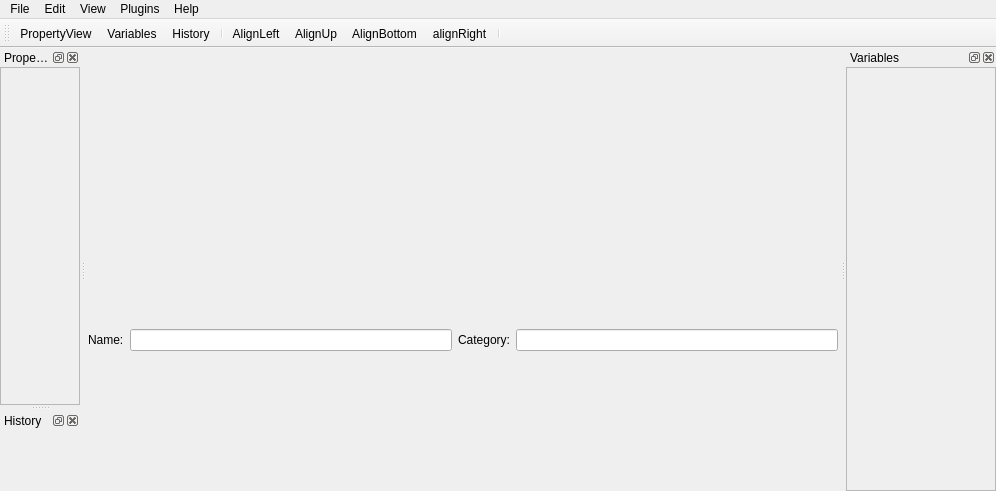
Old version of the form PyFlow/UI/Widgets/GraphEditor_ui.ui in the repository wonderworks-software/PyFlow.
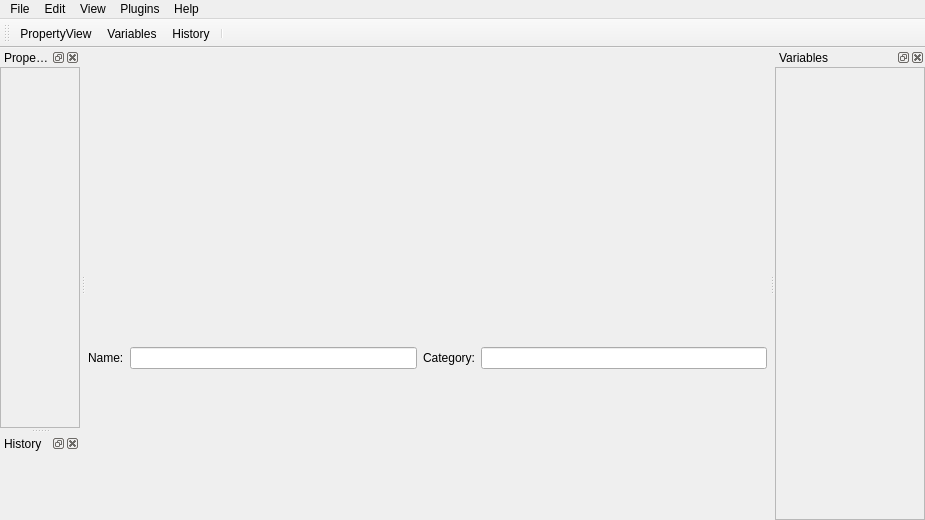
New version of the form. Icons and pictures are not drawn.

```diff
--- a/PyFlow/UI/Widgets/GraphEditor_ui.ui
+++ b/PyFlow/UI/Widgets/GraphEditor_ui.ui
@@ -9,8 +9,8 @@
    <rect>
     <x>0</x>
     <y>0</y>
-    <width>996</width>
-    <height>491</height>
+    <width>925</width>
+    <height>520</height>
    </rect>
   </property>
   <property name="windowTitle">
@@ -204,7 +204,7 @@
     <rect>
      <x>0</x>
      <y>0</y>
-     <width>996</width>
+     <width>925</width>
      <height>21</height>
     </rect>
    </property>
@@ -268,11 +268,6 @@
    <addaction name="actionVariables"/>
    <addaction name="actionHistory"/>
    <addaction name="separator"/>
-   <addaction name="actionAlignLeft"/>
-   <addaction name="actionAlignUp"/>
-   <addaction name="actionAlignBottom"/>
-   <addaction name="actionAlignRight"/>
-   <addaction name="separator"/>
   </widget>
   <widget class="QDockWidget" name="dockWidgetVariables">
    <property name="minimumSize">
@@ -321,7 +316,7 @@
           <x>0</x>
           <y>0</y>
           <width>148</width>
-          <height>412</height>
+          <height>441</height>
          </rect>
         </property>
         <property name="sizePolicy">
@@ -403,7 +398,7 @@
           <x>0</x>
           <y>0</y>
           <width>78</width>
-          <height>283</height>
+          <height>303</height>
          </rect>
         </property>
         <layout class="QVBoxLayout" name="verticalLayout_5">
@@ -530,30 +525,6 @@
     <string>Shortcuts</string>
    </property>
   </action>
-  <action name="actionAlignLeft">
-   <property name="icon">
-    <iconset resource="../Utils/nodes_res.qrc">
-     <normaloff>:/icons/resources/alignleft.png</normaloff>:/icons/resources/alignleft.png</iconset>
-   </property>
-   <property name="text">
-    <string>AlignLeft</string>
-   </property>
-   <property name="toolTip">
-    <string>Align selected nodes by the left most</string>
-   </property>
-  </action>
-  <action name="actionAlignUp">
-   <property name="icon">
-    <iconset resource="../Utils/nodes_res.qrc">
-     <normaloff>:/icons/resources/aligntop.png</normaloff>:/icons/resources/aligntop.png</iconset>
-   </property>
-   <property name="text">
-    <string>AlignUp</string>
-   </property>
-   <property name="toolTip">
-    <string>Align selected nodes by the up most</string>
-   </property>
-  </action>
   <action name="actionPropertyView">
    <property name="icon">
     <iconset resource="../Utils/nodes_res.qrc">
@@ -566,24 +537,6 @@
     <string>toggle property view</string>
    </property>
   </action>
-  <action name="actionAlignBottom">
-   <property name="icon">
-    <iconset resource="../Utils/nodes_res.qrc">
-     <normaloff>:/icons/resources/alignbottom.png</normaloff>:/icons/resources/alignbottom.png</iconset>
-   </property>
-   <property name="text">
-    <string>AlignBottom</string>
-   </property>
-  </action>
-  <action name="actionAlignRight">
-   <property name="icon">
-    <iconset resource="../Utils/nodes_res.qrc">
-     <normaloff>:/icons/resources/alignright.png</normaloff>:/icons/resources/alignright.png</iconset>
-   </property>
-   <property name="text">
-    <string>alignRight</string>
-   </property>
-  </action>
   <action name="actionNew_Node">
    <property name="icon">
     <iconset resource="../Utils/nodes_res.qrc">
```
Left out of the diff: 2 changed lines with no effect on the pictures.
